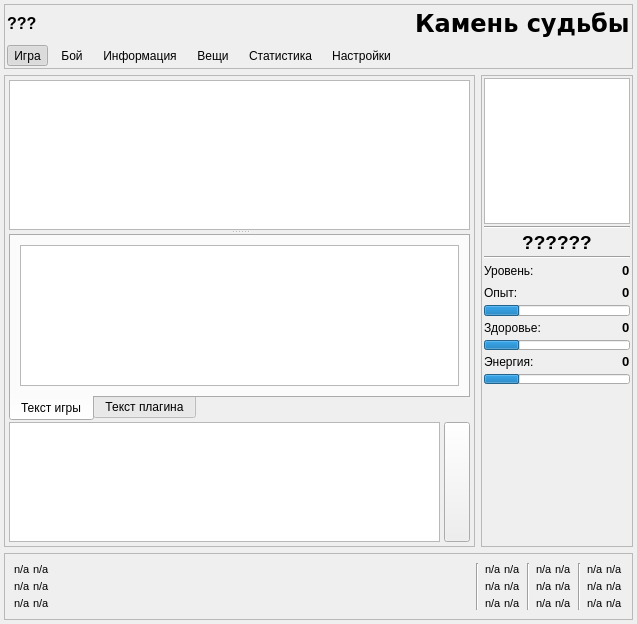
sofgame-plugin/psiplus-plugin, file main_window.ui: the form before one commit.
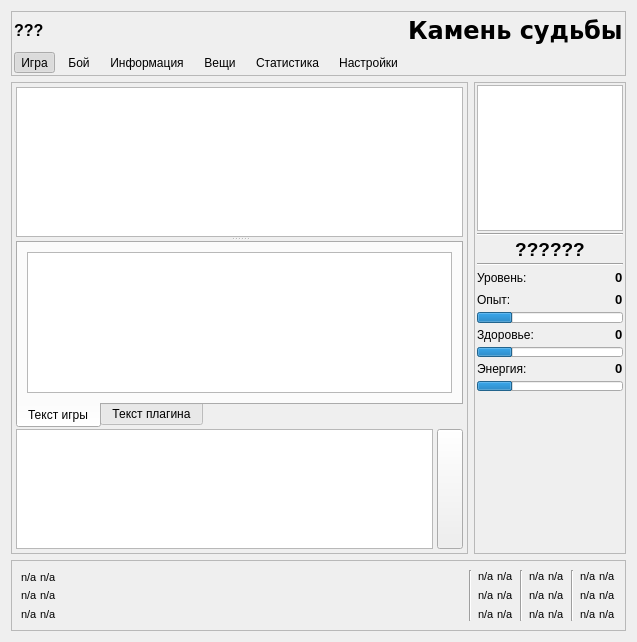
The form after the commit. Icons and pictures are not drawn. Custom widgets are drawn as their Qt base class.

Commit message: Если блок слотов не используется, то он скрывается. Оптимизация работы со слотами.

Diff of the .ui file:
```diff
--- a/main_window.ui
+++ b/main_window.ui
@@ -7,7 +7,7 @@
     <x>0</x>
     <y>0</y>
     <width>637</width>
-    <height>607</height>
+    <height>612</height>
    </rect>
   </property>
   <property name="windowTitle">
@@ -17,9 +17,6 @@
    <string notr="true"/>
   </property>
   <layout class="QVBoxLayout" name="verticalLayout_33">
-   <property name="margin">
-    <number>4</number>
-   </property>
    <item>
     <widget class="QFrame" name="header">
      <property name="sizePolicy">
@@ -2942,7 +2939,7 @@
      <property name="frameShadow">
       <enum>QFrame::Raised</enum>
      </property>
-     <layout class="QHBoxLayout" name="horizontalLayout_27">
+     <layout class="QHBoxLayout" name="horizontalLayout_51">
       <item>
        <layout class="QVBoxLayout" name="verticalLayout_25">
         <property name="spacing">
@@ -3066,7 +3063,13 @@
        </spacer>
       </item>
       <item>
-       <widget class="Line" name="line_6">
+       <widget class="QWidget" name="slotsWidget1" native="true">
+        <layout class="QHBoxLayout" name="horizontalLayout_27">
+         <property name="margin">
+          <number>0</number>
+         </property>
+         <item>
+          <widget class="Line" name="slotsLine1">
         <property name="orientation">
          <enum>Qt::Vertical</enum>
         </property>
@@ -3074,9 +3077,6 @@
       </item>
       <item>
        <layout class="QVBoxLayout" name="verticalLayout_5">
-        <property name="spacing">
-         <number>4</number>
-        </property>
         <item>
          <layout class="QHBoxLayout" name="horizontalLayout_15">
           <property name="spacing">
@@ -3211,8 +3211,17 @@
         </item>
        </layout>
       </item>
+        </layout>
+       </widget>
+      </item>
       <item>
-       <widget class="Line" name="line_4">
+       <widget class="QWidget" name="slotsWidget2" native="true">
+        <layout class="QHBoxLayout" name="horizontalLayout_49">
+         <property name="margin">
+          <number>0</number>
+         </property>
+         <item>
+          <widget class="Line" name="slotsLine2">
         <property name="orientation">
          <enum>Qt::Vertical</enum>
         </property>
@@ -3220,9 +3229,6 @@
       </item>
       <item>
        <layout class="QVBoxLayout" name="verticalLayout_6">
-        <property name="spacing">
-         <number>4</number>
-        </property>
         <item>
          <layout class="QHBoxLayout" name="horizontalLayout_9">
           <property name="spacing">
@@ -3357,8 +3363,17 @@
         </item>
        </layout>
       </item>
+        </layout>
+       </widget>
+      </item>
       <item>
-       <widget class="Line" name="line_5">
+       <widget class="QWidget" name="slotsWidget3" native="true">
+        <layout class="QHBoxLayout" name="horizontalLayout_50">
+         <property name="margin">
+          <number>0</number>
+         </property>
+         <item>
+          <widget class="Line" name="slotsLine3">
         <property name="orientation">
          <enum>Qt::Vertical</enum>
         </property>
@@ -3366,9 +3381,6 @@
       </item>
       <item>
        <layout class="QVBoxLayout" name="verticalLayout_7">
-        <property name="spacing">
-         <number>4</number>
-        </property>
         <item>
          <layout class="QHBoxLayout" name="horizontalLayout_12">
           <property name="spacing">
@@ -3502,6 +3514,9 @@
          </layout>
         </item>
        </layout>
+         </item>
+        </layout>
+       </widget>
       </item>
      </layout>
     </widget>
```
Lines whose indentation alone changed are shown as unchanged. The commit also changes 2 other files.
